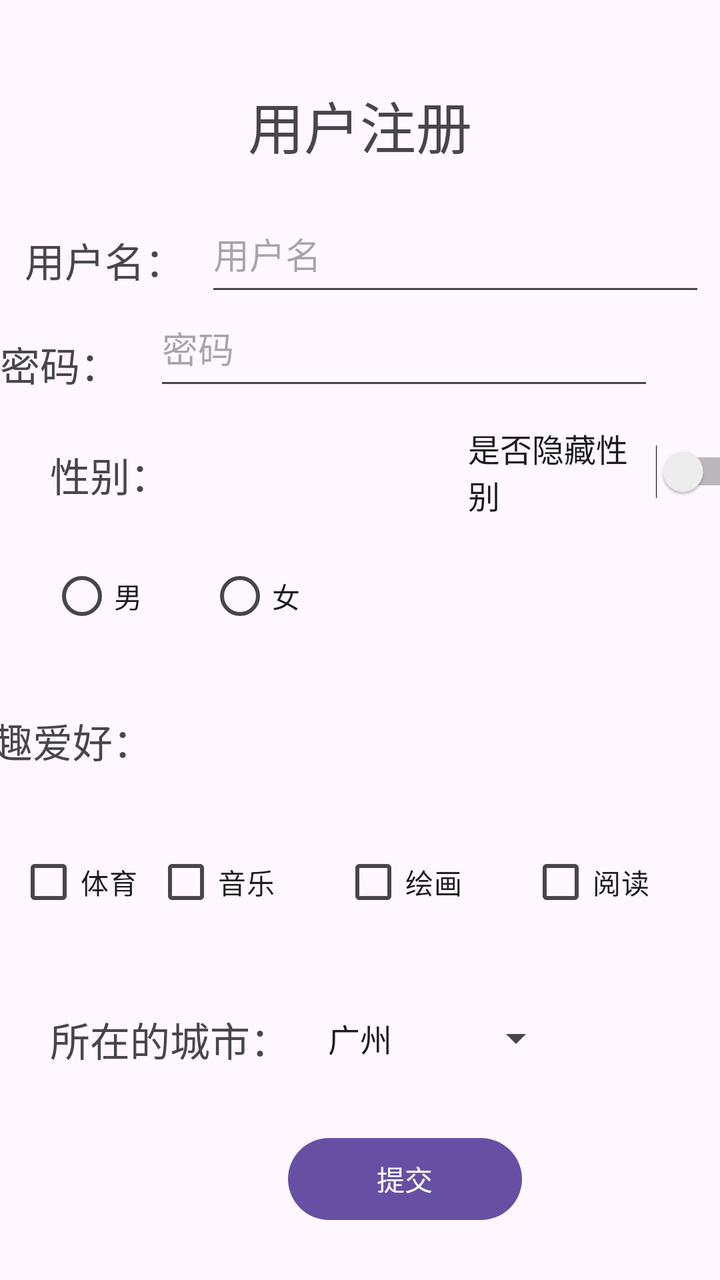
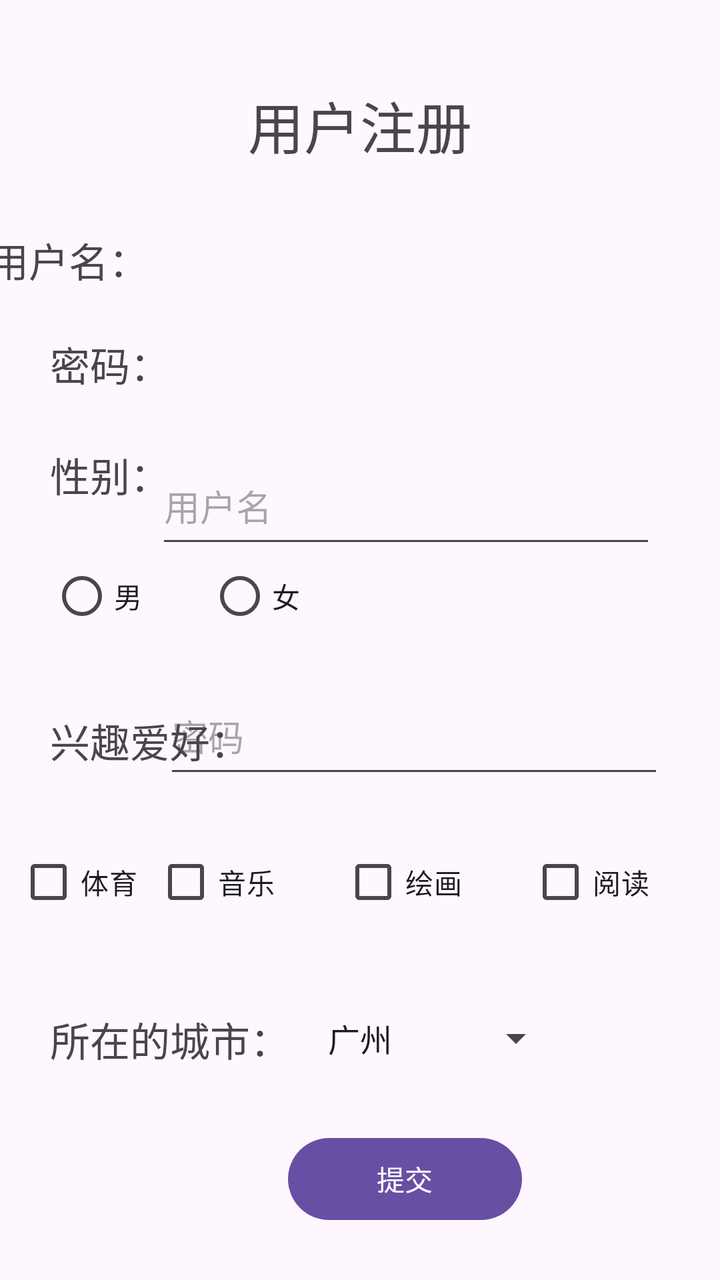

Compare the two renders of this Android layout. The source of the first and the diff that turns it into the second are given below.
<!-- AndroidManifest.xml: application theme Theme.MyApplication -->
<!-- res/layout/activity_main.xml -->
<?xml version="1.0" encoding="utf-8"?>
<androidx.constraintlayout.widget.ConstraintLayout xmlns:android="http://schemas.android.com/apk/res/android"
    xmlns:app="http://schemas.android.com/apk/res-auto"
    xmlns:tools="http://schemas.android.com/tools"
    android:id="@+id/main"
    android:layout_width="match_parent"
    android:layout_height="match_parent"
    tools:context=".MainActivity">

    <TextView
        android:id="@+id/textView"
        android:layout_width="141dp"
        android:layout_height="55dp"
        android:gravity="center"
        android:text="用户注册"
        android:textSize="28dp"
        app:layout_constraintBottom_toBottomOf="parent"
        app:layout_constraintEnd_toEndOf="parent"
        app:layout_constraintStart_toStartOf="parent"
        app:layout_constraintTop_toTopOf="parent"
        app:layout_constraintVertical_bias="0.060000002" />


    <EditText
        android:id="@+id/nameEditText"
        android:layout_width="250dp"
        android:layout_height="55dp"
        android:layout_marginStart="128dp"
        android:layout_marginTop="20dp"
        android:layout_marginEnd="33dp"
        android:layout_marginBottom="493dp"
        android:hint="用户名"
        android:singleLine="true"
        app:layout_constraintBottom_toBottomOf="parent"
        app:layout_constraintEnd_toEndOf="parent"
        app:layout_constraintStart_toStartOf="parent"
        app:layout_constraintTop_toBottomOf="@+id/textView"
        app:layout_constraintVertical_bias="0.68" />

    <EditText
        android:id="@+id/keyEditText"
        android:layout_width="250dp"
        android:layout_height="55dp"
        android:layout_marginStart="100dp"
        android:layout_marginTop="30dp"
        android:layout_marginEnd="33dp"
        android:layout_marginBottom="440dp"
        android:hint="密码"
        android:singleLine="true"
        app:layout_constraintBottom_toBottomOf="parent"
        app:layout_constraintEnd_toEndOf="parent"
        app:layout_constraintHorizontal_bias="1.0"
        app:layout_constraintStart_toStartOf="parent"
        app:layout_constraintTop_toBottomOf="@+id/textView"
        app:layout_constraintVertical_bias="1.0" />

    <TextView
        android:id="@+id/textView2"
        android:layout_width="wrap_content"
        android:layout_height="wrap_content"
        android:layout_marginStart="37dp"
        android:layout_marginTop="128dp"
        android:layout_marginEnd="35dp"
        android:layout_marginBottom="508dp"
        android:text="用户名："
        android:textSize="20sp"
        app:layout_constraintBottom_toBottomOf="parent"
        app:layout_constraintEnd_toStartOf="@+id/nameEditText"
        app:layout_constraintStart_toStartOf="parent"
        app:layout_constraintTop_toTopOf="parent" />

    <TextView
        android:id="@+id/textView3"
        android:layout_width="79dp"
        android:layout_height="29dp"
        android:layout_marginStart="25dp"
        android:layout_marginTop="30dp"
        android:layout_marginEnd="24dp"
        android:layout_marginBottom="451dp"
        android:text="密码："
        android:textSize="20sp"
        app:layout_constraintBottom_toBottomOf="parent"
        app:layout_constraintEnd_toStartOf="@+id/keyEditText"
        app:layout_constraintStart_toStartOf="parent"
        app:layout_constraintTop_toBottomOf="@+id/textView2" />

    <TextView
        android:id="@+id/textView4"
        android:layout_width="69dp"
        android:layout_height="29dp"
        android:layout_marginStart="25dp"
        android:layout_marginTop="30dp"
        android:layout_marginEnd="142dp"
        android:layout_marginBottom="392dp"
        android:text="性别："
        android:textSize="20sp"
        app:layout_constraintBottom_toBottomOf="parent"
        app:layout_constraintEnd_toStartOf="@+id/hideSex"
        app:layout_constraintStart_toStartOf="parent"
        app:layout_constraintTop_toBottomOf="@+id/textView3" />

    <Switch
        android:id="@+id/hideSex"
        android:layout_width="148dp"
        android:layout_height="48dp"
        android:layout_marginStart="140dp"
        android:layout_marginTop="22dp"
        android:layout_marginBottom="391dp"
        android:text="是否隐藏性别"
        android:textSize="16dp"
        app:layout_constraintBottom_toBottomOf="parent"
        app:layout_constraintStart_toEndOf="@+id/textView4"
        app:layout_constraintTop_toBottomOf="@+id/keyEditText" />

    <TextView
        android:id="@+id/textView5"
        android:layout_width="wrap_content"
        android:layout_height="wrap_content"
        android:layout_marginStart="26dp"
        android:layout_marginTop="33dp"
        android:layout_marginEnd="284dp"
        android:text="兴趣爱好："
        android:textSize="20sp"
        app:layout_constraintEnd_toEndOf="parent"
        app:layout_constraintHorizontal_bias="1.0"
        app:layout_constraintStart_toStartOf="parent"
        app:layout_constraintTop_toBottomOf="@+id/radioGroup" />

    <CheckBox
        android:id="@+id/peCheckBox"
        android:layout_width="wrap_content"
        android:layout_height="wrap_content"
        android:layout_marginStart="33dp"
        android:layout_marginTop="32dp"
        android:layout_marginEnd="33dp"
        android:text="体育"
        app:layout_constraintEnd_toStartOf="@+id/MusicCheckBox"
        app:layout_constraintStart_toStartOf="parent"
        app:layout_constraintTop_toBottomOf="@+id/textView5" />

    <CheckBox
        android:id="@+id/MusicCheckBox"
        android:layout_width="wrap_content"
        android:layout_height="wrap_content"
        android:layout_marginTop="32dp"
        android:layout_marginEnd="33dp"
        android:text="音乐"
        app:layout_constraintEnd_toStartOf="@+id/workCheckBox"
        app:layout_constraintTop_toBottomOf="@+id/textView5" />

    <CheckBox
        android:id="@+id/workCheckBox"
        android:layout_width="wrap_content"
        android:layout_height="wrap_content"
        android:layout_marginTop="32dp"
        android:layout_marginEnd="33dp"
        android:text="绘画"
        app:layout_constraintEnd_toStartOf="@+id/readCheckBox"
        app:layout_constraintTop_toBottomOf="@+id/textView5" />

    <CheckBox
        android:id="@+id/readCheckBox"
        android:layout_width="wrap_content"
        android:layout_height="wrap_content"
        android:layout_marginTop="32dp"
        android:layout_marginEnd="35dp"
        android:text="阅读"
        app:layout_constraintEnd_toEndOf="parent"
        app:layout_constraintTop_toBottomOf="@+id/textView5" />

    <Spinner
        android:id="@+id/spinner"
        android:layout_width="126dp"
        android:layout_height="48dp"
        android:layout_marginStart="11dp"
        android:layout_marginTop="30dp"
        android:layout_marginEnd="128dp"
        android:entries="@array/cities"
        android:textSize="20sp"
        app:layout_constraintEnd_toEndOf="parent"
        app:layout_constraintHorizontal_bias="0.0"
        app:layout_constraintStart_toEndOf="@+id/textView6"
        app:layout_constraintTop_toBottomOf="@+id/peCheckBox" />

    <TextView
        android:id="@+id/textView6"
        android:layout_width="wrap_content"
        android:layout_height="wrap_content"
        android:layout_marginStart="25dp"
        android:layout_marginTop="40dp"
        android:text="所在的城市："
        android:textSize="20sp"
        app:layout_constraintStart_toStartOf="parent"
        app:layout_constraintTop_toBottomOf="@+id/peCheckBox" />

    <Button
        android:id="@+id/submitButton"
        android:layout_width="117dp"
        android:layout_height="49dp"
        android:layout_marginStart="144dp"
        android:layout_marginBottom="26dp"
        android:text="提交"
        app:layout_constraintBottom_toBottomOf="parent"
        app:layout_constraintStart_toStartOf="parent" />

    <RadioGroup
        android:id="@+id/radioGroup"
        android:layout_width="164dp"
        android:layout_height="49dp"
        android:layout_marginStart="25dp"
        android:layout_marginTop="22dp"
        android:orientation="horizontal"
        app:layout_constraintStart_toStartOf="parent"
        app:layout_constraintTop_toBottomOf="@+id/textView4">

        <RadioButton
            android:id="@+id/radioButton3"
            android:layout_width="69dp"
            android:layout_height="wrap_content"
            android:layout_marginEnd="10dp"
            android:text="男" />

        <RadioButton
            android:id="@+id/radioButton8"
            android:layout_width="129dp"
            android:layout_height="match_parent"
            android:layout_weight="1"
            android:text="女" />

    </RadioGroup>


</androidx.constraintlayout.widget.ConstraintLayout>
<!-- resources referenced by this layout -->
<resources>
  <string-array name="cities">
          <item>广州</item>
          <item>深圳</item>
          <item>上海</item>
          <item>北京</item>
          <item>西安</item>
          <item>长沙</item>
          <item>敬请期待…</item>
      </string-array>
  <style name="Theme.MyApplication" parent="Base.Theme.MyApplication" />
  <style name="Base.Theme.MyApplication" parent="Theme.Material3.DayNight.NoActionBar">
          
          
      </style>
</resources>

<!-- the commit's change to res/layout/activity_main.xml (unified diff, before → after) -->
@@ -25,40 +25,29 @@
         android:id="@+id/nameEditText"
         android:layout_width="250dp"
         android:layout_height="55dp"
-        android:layout_marginStart="128dp"
-        android:layout_marginTop="20dp"
-        android:layout_marginEnd="33dp"
-        android:layout_marginBottom="493dp"
+        android:layout_marginTop="224dp"
+        android:layout_marginEnd="32dp"
         android:hint="用户名"
         android:singleLine="true"
-        app:layout_constraintBottom_toBottomOf="parent"
-        app:layout_constraintEnd_toEndOf="parent"
-        app:layout_constraintStart_toStartOf="parent"
-        app:layout_constraintTop_toBottomOf="@+id/textView"
-        app:layout_constraintVertical_bias="0.68" />
+        app:layout_constraintEnd_toEndOf="parent"
+        app:layout_constraintTop_toTopOf="parent" />
 
     <EditText
         android:id="@+id/keyEditText"
         android:layout_width="250dp"
         android:layout_height="55dp"
-        android:layout_marginStart="100dp"
-        android:layout_marginTop="30dp"
-        android:layout_marginEnd="33dp"
-        android:layout_marginBottom="440dp"
+        android:layout_marginTop="60dp"
+        android:layout_marginEnd="28dp"
         android:hint="密码"
         android:singleLine="true"
-        app:layout_constraintBottom_toBottomOf="parent"
-        app:layout_constraintEnd_toEndOf="parent"
-        app:layout_constraintHorizontal_bias="1.0"
-        app:layout_constraintStart_toStartOf="parent"
-        app:layout_constraintTop_toBottomOf="@+id/textView"
-        app:layout_constraintVertical_bias="1.0" />
+        app:layout_constraintEnd_toEndOf="parent"
+        app:layout_constraintTop_toBottomOf="@+id/nameEditText" />
 
     <TextView
         android:id="@+id/textView2"
         android:layout_width="wrap_content"
         android:layout_height="wrap_content"
-        android:layout_marginStart="37dp"
+        android:layout_marginStart="25dp"
         android:layout_marginTop="128dp"
         android:layout_marginEnd="35dp"
         android:layout_marginBottom="508dp"
@@ -75,12 +64,10 @@
         android:layout_height="29dp"
         android:layout_marginStart="25dp"
         android:layout_marginTop="30dp"
-        android:layout_marginEnd="24dp"
         android:layout_marginBottom="451dp"
         android:text="密码："
         android:textSize="20sp"
         app:layout_constraintBottom_toBottomOf="parent"
-        app:layout_constraintEnd_toStartOf="@+id/keyEditText"
         app:layout_constraintStart_toStartOf="parent"
         app:layout_constraintTop_toBottomOf="@+id/textView2" />
 
@@ -116,13 +103,10 @@
         android:id="@+id/textView5"
         android:layout_width="wrap_content"
         android:layout_height="wrap_content"
-        android:layout_marginStart="26dp"
+        android:layout_marginStart="25dp"
         android:layout_marginTop="33dp"
-        android:layout_marginEnd="284dp"
         android:text="兴趣爱好："
         android:textSize="20sp"
-        app:layout_constraintEnd_toEndOf="parent"
-        app:layout_constraintHorizontal_bias="1.0"
         app:layout_constraintStart_toStartOf="parent"
         app:layout_constraintTop_toBottomOf="@+id/radioGroup" />
 
